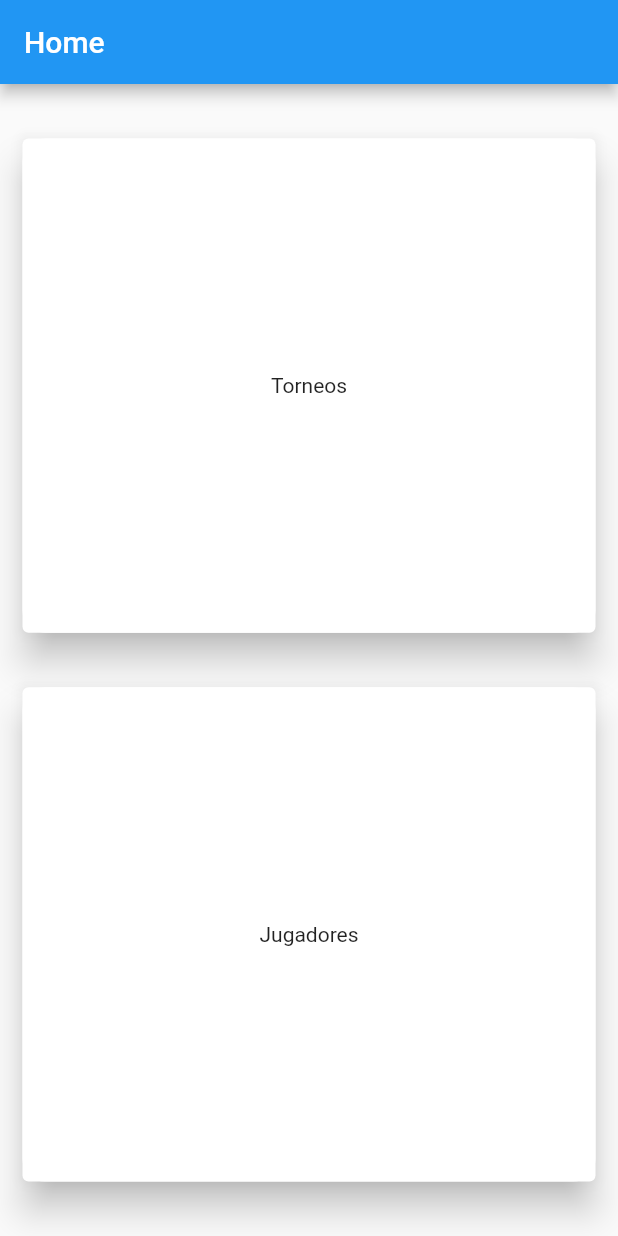
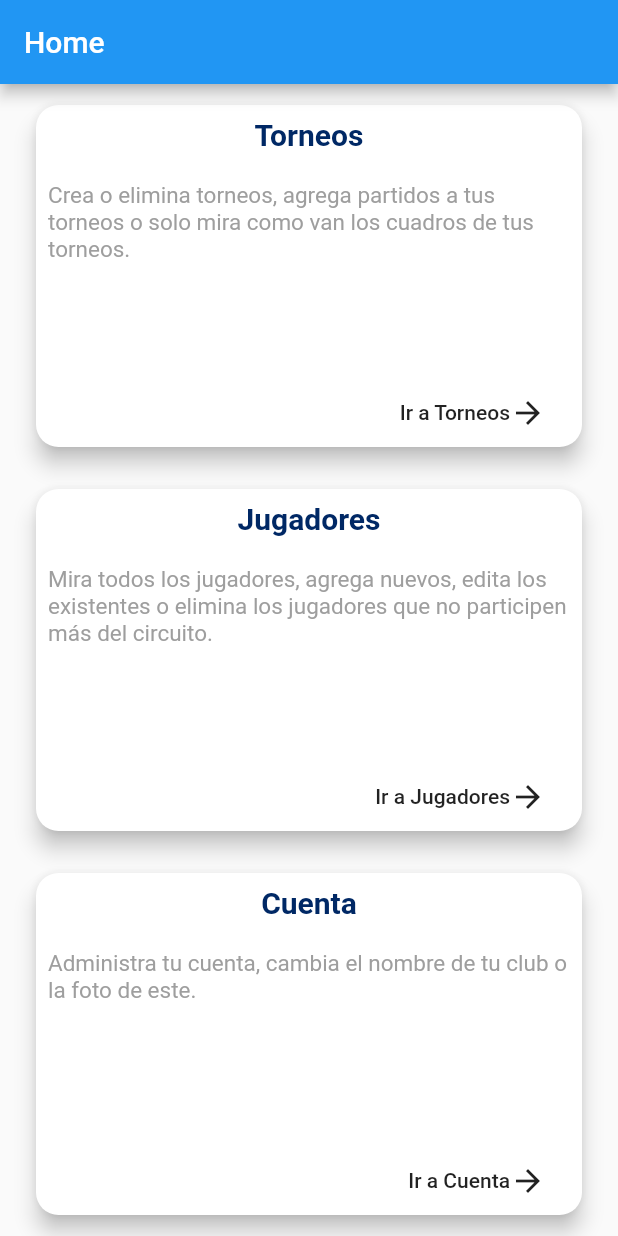
Before and after one commit to ignalauret/Flutter-TennisTournamentAdmin, a Flutter app: the screen it shows after launch, on a phone screen of 412 x 824 dp. Run offline on Flutter 3.47's test engine with Material 2 defaults, Android fonts, the phone set to English and light mode, and no system bars; missing offline and left inert: diagonal_scrollview; network calls fail.

Commit message:
Home screen UI

```diff
--- a/lib/screens/home_screen.dart
+++ b/lib/screens/home_screen.dart
@@ -1,10 +1,10 @@
 import 'package:flutter/material.dart';
 import 'package:provider/provider.dart';
-import 'package:tennistournamentadmin/providers/matches.dart';
 import 'package:tennistournamentadmin/providers/players.dart';
 import 'package:tennistournamentadmin/providers/ranking.dart';
 import 'package:tennistournamentadmin/screens/player_screen.dart';
 import 'package:tennistournamentadmin/screens/tournament_screen.dart';
+import 'package:tennistournamentadmin/utils/constants.dart';
 
 class HomeScreen extends StatefulWidget {
   @override
@@ -12,16 +12,73 @@ class HomeScreen extends StatefulWidget {
 }
 
 class _HomeScreenState extends State<HomeScreen> {
-
   @override
   void initState() {
     Provider.of<Players>(context, listen: false).fetchPlayers();
     Provider.of<Ranking>(context, listen: false).fetchRanking("A");
     super.initState();
   }
+
+  Widget _buildRouteCard(
+    String title,
+    String description,
+    String route,
+  ) {
+    return Padding(
+      padding: const EdgeInsets.symmetric(horizontal: 20, vertical: 10),
+      child: InkWell(
+        onTap: () {
+          Navigator.of(context).pushNamed(route);
+        },
+        child: Card(
+          elevation: 6,
+          shape: RoundedRectangleBorder(
+            borderRadius: BorderRadius.circular(Constants.kCardBorderRadius),
+          ),
+          child: Padding(
+            padding: const EdgeInsets.all(8.0),
+            child: Column(
+              children: <Widget>[
+                Text(
+                  title,
+                  style: Constants.kTitleStyle,
+                ),
+                SizedBox(height: 20),
+                Text(
+                  description,
+                  style: TextStyle(
+                    color: Colors.grey,
+                    fontSize: 15,
+                  ),
+                ),
+                Spacer(),
+                Container(
+                  height: 30,
+                  width: double.infinity,
+                  alignment: Alignment.bottomRight,
+                  child: FlatButton(
+                    child: Row(
+                      mainAxisAlignment: MainAxisAlignment.end,
+                      children: <Widget>[
+                        Text("Ir a $title"),
+                        Icon(Icons.arrow_forward),
+                      ],
+                    ),
+                    onPressed: () {
+                      Navigator.of(context).pushNamed(route);
+                    },
+                  ),
+                ),
+              ],
+            ),
+          ),
+        ),
+      ),
+    );
+  }
+
   @override
   Widget build(BuildContext context) {
-    final size = MediaQuery.of(context).size;
     return Scaffold(
       appBar: AppBar(
         title: Text("Home"),
@@ -32,44 +89,24 @@ class _HomeScreenState extends State<HomeScreen> {
         child: Column(
           mainAxisAlignment: MainAxisAlignment.spaceEvenly,
           children: <Widget>[
-            InkWell(
-              onTap: () {
-                Navigator.of(context).pushNamed(TournamentScreen.routeName);
-              },
-              child: Card(
-                margin: const EdgeInsets.symmetric(horizontal: 15),
-                elevation: 10,
-                child: Container(
-                  height: size.height * 0.40,
-                  width: double.infinity,
-                  decoration: BoxDecoration(
-                    color: Colors.white,
-                    borderRadius: BorderRadius.circular(15),
-                  ),
-                  child: Center(
-                    child: Text("Torneos"),
-                  ),
-                ),
+            Expanded(
+              child: _buildRouteCard(
+                "Torneos",
+                "Crea o elimina torneos, agrega partidos a tus torneos o solo mira como van los cuadros de tus torneos.",
+                TournamentScreen.routeName,
               ),
             ),
-            InkWell(
-              onTap: () {
-                Navigator.of(context).pushNamed(PlayerScreen.routeName);
-              },
-              child: Card(
-                margin: const EdgeInsets.symmetric(horizontal: 15),
-                elevation: 10,
-                child: Container(
-                  height: size.height * 0.40,
-                  width: double.infinity,
-                  decoration: BoxDecoration(
-                    color: Colors.white,
-                    borderRadius: BorderRadius.circular(15),
-                  ),
-                  child: Center(
-                    child: Text("Jugadores"),
-                  ),
-                ),
+            Expanded(
+              child: _buildRouteCard(
+                "Jugadores",
+                "Mira todos los jugadores, agrega nuevos, edita los existentes o elimina los jugadores que no participen más del circuito.",
+                PlayerScreen.routeName,
+              ),
+            ),Expanded(
+              child: _buildRouteCard(
+                "Cuenta",
+                "Administra tu cuenta, cambia el nombre de tu club o la foto de este.",
+                TournamentScreen.routeName,
               ),
             ),
           ],
--- a/lib/screens/tournament_detail_screen.dart
+++ b/lib/screens/tournament_detail_screen.dart
@@ -4,6 +4,7 @@ import 'package:tennistournamentadmin/providers/matches.dart';
 import 'package:tennistournamentadmin/providers/players.dart';
 import 'package:tennistournamentadmin/providers/tournaments.dart';
 import 'package:tennistournamentadmin/screens/tournament_draw_screen.dart';
+import 'package:tennistournamentadmin/utils/constants.dart';
 import 'package:tennistournamentadmin/widgets/dialogs/confirm_dialog.dart';
 import '../models/tournament.dart';
 
@@ -13,7 +14,8 @@ class TournamentDetailScreen extends StatelessWidget {
   void deleteThisTournament(BuildContext context, Tournament tournament) {
     Provider.of<Tournaments>(context, listen: false)
         .deleteTournament(tournament.id);
-    Provider.of<Matches>(context, listen: false).deleteMatchesOfTournament(tournament.id);
+    Provider.of<Matches>(context, listen: false)
+        .deleteMatchesOfTournament(tournament.id);
     Navigator.of(context).pop();
   }
 
@@ -41,6 +43,11 @@ class TournamentDetailScreen extends StatelessWidget {
       ),
       body: Column(
         children: <Widget>[
+          Text(
+            "Cuadros",
+            style: Constants.kTitleStyle,
+          ),
+          if (tournament.players["A"] != null)
             FlatButton(
               child: Text("Categoria A"),
               onPressed: () {
@@ -48,6 +55,7 @@ class TournamentDetailScreen extends StatelessWidget {
                     arguments: {"category": "A", "tournament": tournament});
               },
             ),
+          if (tournament.players["B"] != null)
             FlatButton(
               child: Text("Categoria B"),
               onPressed: () {
@@ -55,6 +63,7 @@ class TournamentDetailScreen extends StatelessWidget {
                     arguments: {"category": "B", "tournament": tournament});
               },
             ),
+          if (tournament.players["C"] != null)
             FlatButton(
               child: Text("Categoria C"),
               onPressed: () {
```
Lines whose indentation alone changed are shown as unchanged.
